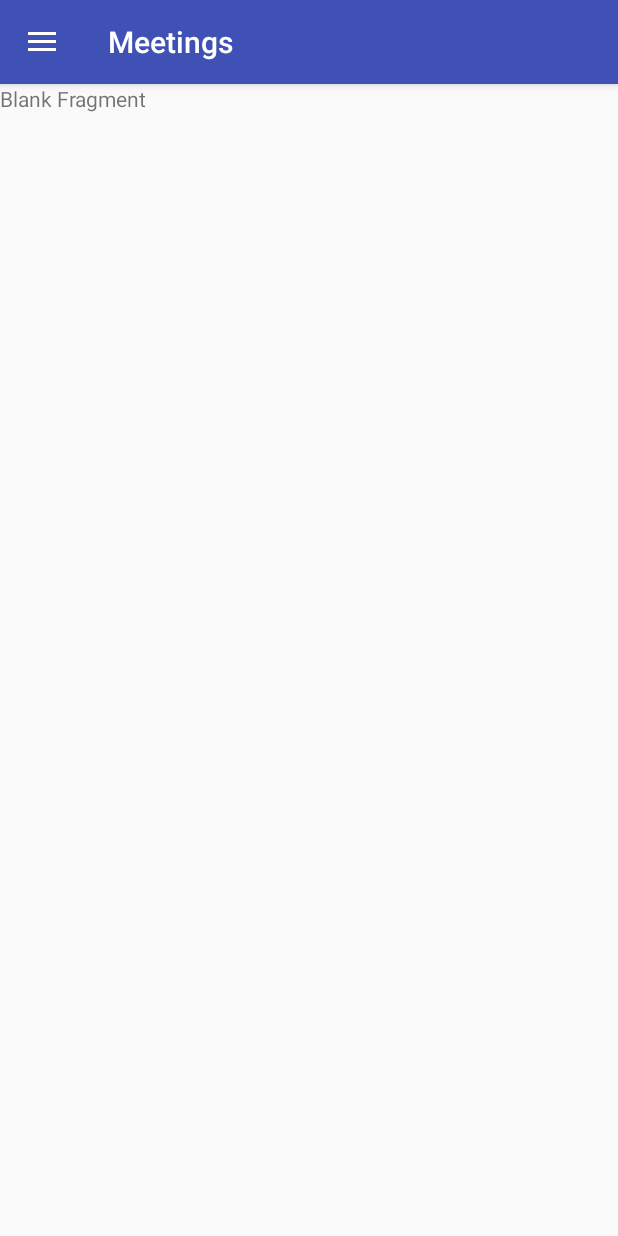
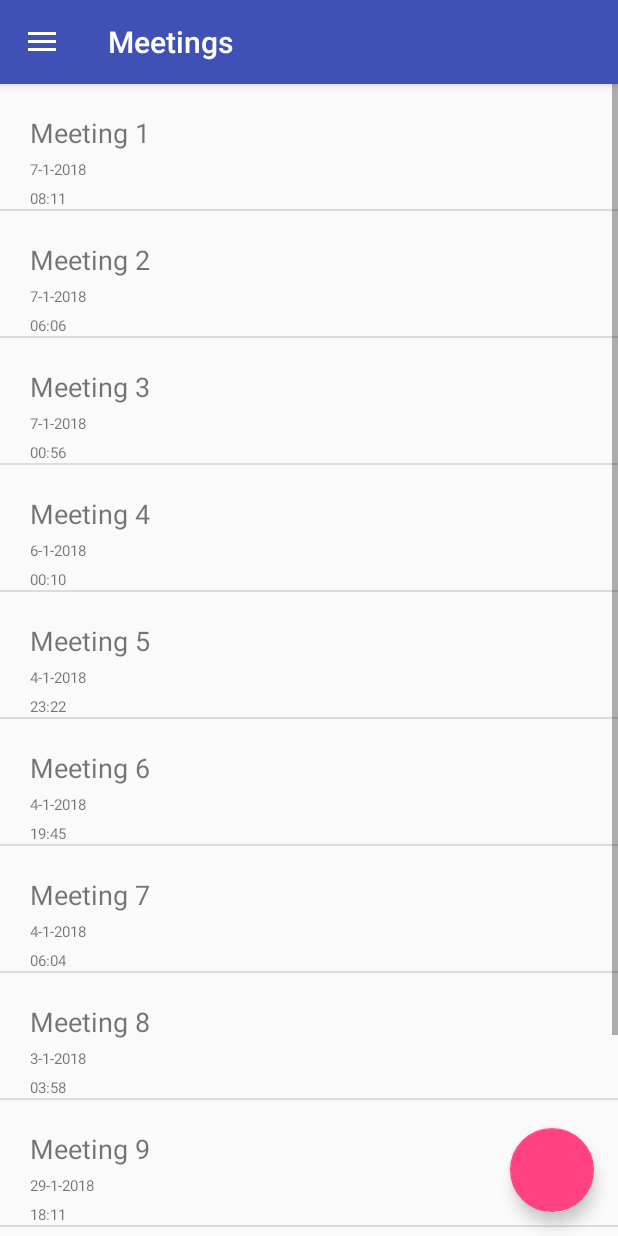
Before and after one commit to usmanrafi/ProTech360, an Android app: the Homepage screen opened directly, with no data from a screen before it, after a tap on "Meetings", on a phone screen of 412 x 824 dp. Run offline under Robolectric (Android 15) with nearby library versions, the phone set to English and light mode, and no system bars; our stand-ins replace CircleImageView; 1 other tap on this screen came first.

```diff
--- a/app/src/main/java/fyp/protech360/Homepage.java
+++ b/app/src/main/java/fyp/protech360/Homepage.java
@@ -247,4 +247,8 @@ public class Homepage extends AppCompatActivity
     public void addDevice(View view) {
         fragmentManager.beginTransaction().replace(R.id.content_frame,new AddConnection()).commit();
     }
+
+    public void addMeeting(View view) {
+        fragmentManager.beginTransaction().replace(R.id.content_frame,new AddMeeting()).commit();
+    }
 }
--- /dev/null
+++ b/app/src/main/java/fyp/protech360/MeetingAdapter.java
@@ -0,0 +1,62 @@
+package fyp.protech360;
+
+import android.app.Activity;
+import android.view.View;
+import android.view.ViewGroup;
+import android.widget.ArrayAdapter;
+import android.widget.TextView;
+
+import org.w3c.dom.Text;
+
+import java.util.ArrayList;
+
+import de.hdodenhof.circleimageview.CircleImageView;
+
+/**
+ * Created by Aliyan on 12/29/2017.
+ */
+
+public class MeetingAdapter extends ArrayAdapter {
+    Activity activity;
+    ArrayList<Schedule> meetings;
+    ScheduleHolder scheduleHolder = new ScheduleHolder();
+    int resource;
+
+
+    public MeetingAdapter(Activity activity, int resource, ArrayList<Schedule> meetings) {
+        super(activity, resource, meetings);
+        this.activity = activity;
+        this.meetings = meetings;
+        this.resource = resource;
+    }
+
+
+    public View getView(int position, View convertView, ViewGroup parent) {
+        if (convertView == null) {
+            convertView = activity.getLayoutInflater().inflate(resource, parent, false);
+
+        }
+
+        scheduleHolder.subject = (TextView) convertView.findViewById(R.id.meetingTitle);
+        scheduleHolder.date = (TextView) convertView.findViewById(R.id.meetingDate);
+        scheduleHolder.time = (TextView) convertView.findViewById(R.id.meetingTime);
+
+
+        Schedule meeting = meetings.get(position);
+        scheduleHolder.subject.setText(meeting.getSubject());
+        scheduleHolder.date.setText(meeting.getDate());
+        scheduleHolder.time.setText(meeting.getStartTime());
+
+        return convertView;
+    }
+
+
+
+
+    static class ScheduleHolder{
+        TextView subject;
+        TextView date;
+        TextView time;
+    }
+
+}
--- a/app/src/main/java/fyp/protech360/Meetings.java
+++ b/app/src/main/java/fyp/protech360/Meetings.java
@@ -3,21 +3,63 @@ package fyp.protech360;
 import android.os.Bundle;
 import android.app.Fragment;
 import android.support.annotation.Nullable;
+import android.support.design.widget.FloatingActionButton;
 import android.view.LayoutInflater;
 import android.view.View;
 import android.view.ViewGroup;
+import android.widget.ListView;
+
+import java.util.ArrayList;
 
 public class Meetings extends Fragment {
 
     View myView;
+    ListView listView;
+    ArrayList<Schedule> meetings = new ArrayList<>();
+    MeetingAdapter meetingAdapter;
+    FloatingActionButton fab;
+
 
     @Nullable
     @Override
     public View onCreateView(LayoutInflater inflater, ViewGroup container, Bundle savedInstanceState) {
+        meetingAdapter = new MeetingAdapter(getActivity(),R.layout.meeting_row,meetings);
         myView = inflater.inflate(R.layout.fragment_meetings, container, false);
         ((Homepage) getActivity()).setActionBarTitle("Meetings");
+
+        fab = (FloatingActionButton) myView.findViewById(R.id.addMeeting);
+        listView = (ListView) myView.findViewById(R.id.meetingsList);
+        listView.setClickable(true);
+        listView.setAdapter(meetingAdapter);
+
+
 
 
         return myView;
     }
+
+
+    @Override
+    public void onResume() {
+        meetings.clear();
+        addList();
+        super.onResume();
+    }
+
+    public void addList()
+    {
+        meetings.add(new Schedule("Meeting 1","7-1-2018","08:11","e",null));
+        meetings.add(new Schedule("Meeting 2","7-1-2018","06:06","e",null));
+        meetings.add(new Schedule("Meeting 3","7-1-2018","00:56","e",null));
+        meetings.add(new Schedule("Meeting 4","6-1-2018","00:10","e",null));
+        meetings.add(new Schedule("Meeting 5","4-1-2018","23:22","e",null));
+        meetings.add(new Schedule("Meeting 6","4-1-2018","19:45","e",null));
+        meetings.add(new Schedule("Meeting 7","4-1-2018","06:04","e",null));
+        meetings.add(new Schedule("Meeting 8","3-1-2018","03:58","e",null));
+        meetings.add(new Schedule("Meeting 9","29-1-2018","18:11","e",null));
+        meetings.add(new Schedule("Meeting 10","27-2-2018","15:11","e",null));
+        meetings.add(new Schedule("Meeting 11","25-4-2018","08:59","e",null));
+    }
+
+
 }
--- /dev/null
+++ b/app/src/main/java/fyp/protech360/Schedule.java
@@ -0,0 +1,37 @@
+package fyp.protech360;
+
+import java.util.ArrayList;
+
+/**
+ * Created by Aliyan on 12/29/2017.
+ */
+
+public class Schedule {
+
+    private String subject;
+    private String date;
+    private String startTime;
+    private String endTime;
+    private ArrayList<User> users;
+
+    Schedule(String subject, String date, String startTime, String endTime,ArrayList<User> users){
+        this.subject = subject;
+        this.date = date;
+        this.startTime = startTime;
+        this.endTime = endTime;
+        this.users = users;
+    }
+
+    String getSubject(){
+        return subject;
+    }
+
+    String getDate(){
+        return date;
+    }
+
+    String getStartTime(){
+        return startTime;
+    }
+
+}
--- a/app/src/main/res/layout/fragment_meetings.xml
+++ b/app/src/main/res/layout/fragment_meetings.xml
@@ -1,13 +1,23 @@
-<FrameLayout xmlns:android="http://schemas.android.com/apk/res/android"
-    xmlns:tools="http://schemas.android.com/tools"
-    android:layout_width="match_parent"
-    android:layout_height="match_parent"
-    tools:context="fyp.protech360.Meetings">
+<?xml version="1.0" encoding="utf-8"?>
+<android.support.design.widget.CoordinatorLayout xmlns:android="http://schemas.android.com/apk/res/android"
+    xmlns:app="http://schemas.android.com/apk/res-auto"
+    android:orientation="vertical" android:layout_width="match_parent"
+    android:layout_height="match_parent">
 
-    <!-- TODO: Update blank fragment layout -->
-    <TextView
+    <ListView
         android:layout_width="match_parent"
-        android:layout_height="match_parent"
-        android:text="@string/hello_blank_fragment" />
+        android:layout_height="wrap_content"
+        android:id="@+id/meetingsList"
+        />
 
-</FrameLayout>
+    <android.support.design.widget.FloatingActionButton
+        android:id="@+id/addMeeting"
+        android:layout_width="wrap_content"
+        android:layout_height="wrap_content"
+        android:layout_gravity="bottom|end"
+        android:layout_margin="16dp"
+        android:onClick="addMeeting"
+        android:clickable="true" />
+
+
+</android.support.design.widget.CoordinatorLayout>
--- /dev/null
+++ b/app/src/main/res/layout/meeting_row.xml
@@ -0,0 +1,35 @@
+<?xml version="1.0" encoding="utf-8"?>
+<LinearLayout xmlns:android="http://schemas.android.com/apk/res/android"
+    android:orientation="vertical" android:layout_width="match_parent"
+    android:layout_height="wrap_content"
+    >
+
+    <TextView
+        android:layout_width="match_parent"
+        android:layout_height="wrap_content"
+        android:layout_marginTop="20dp"
+        android:layout_marginLeft="20dp"
+        android:id="@+id/meetingTitle"
+        android:textSize="18dp"
+        android:text="Meeting 1"/>
+
+    <TextView
+        android:layout_width="wrap_content"
+        android:layout_height="wrap_content"
+        android:layout_marginLeft="20dp"
+        android:id="@+id/meetingDate"
+        android:layout_marginTop="5dp"
+        android:textSize="10dp"
+        android:text="02/01/2018"/>
+
+    <TextView
+        android:layout_width="wrap_content"
+        android:layout_height="wrap_content"
+        android:layout_marginLeft="20dp"
+        android:id="@+id/meetingTime"
+        android:layout_marginTop="5dp"
+        android:textSize="10dp"
+        android:text="14:50"/>
+
+
+</LinearLayout>
```
Also changed, not shown: app/src/main/java/fyp/protech360/AddMeeting.java (added, +29 -0 lines), app/src/main/res/layout/addmeeting.xml (added, +134 -0 lines).
